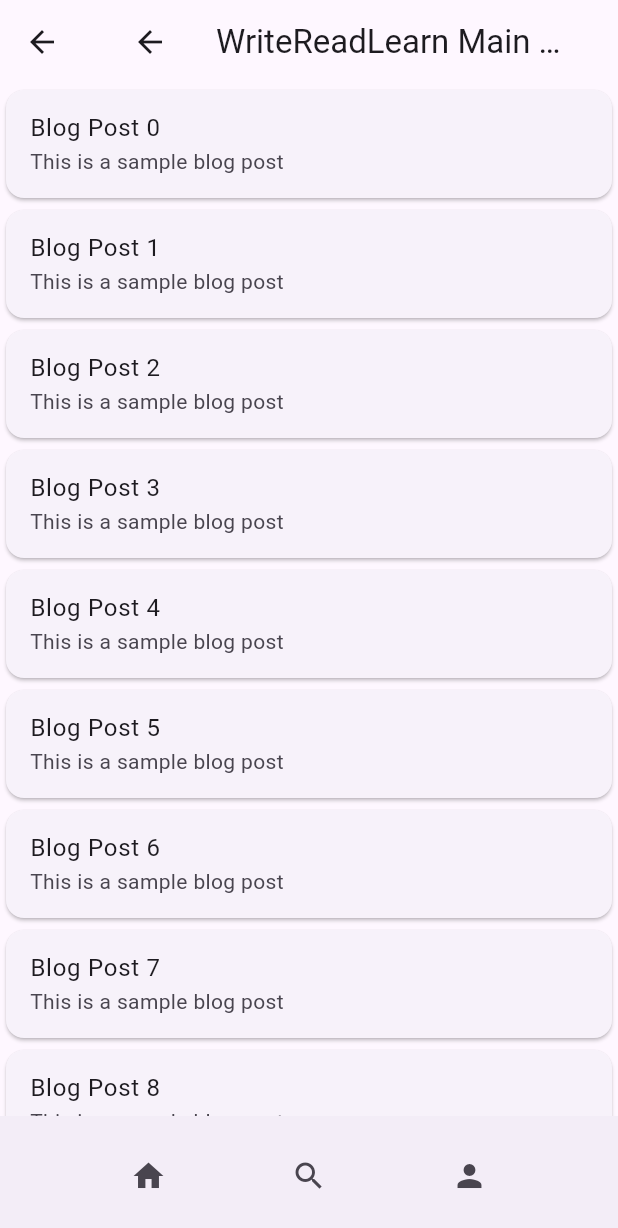
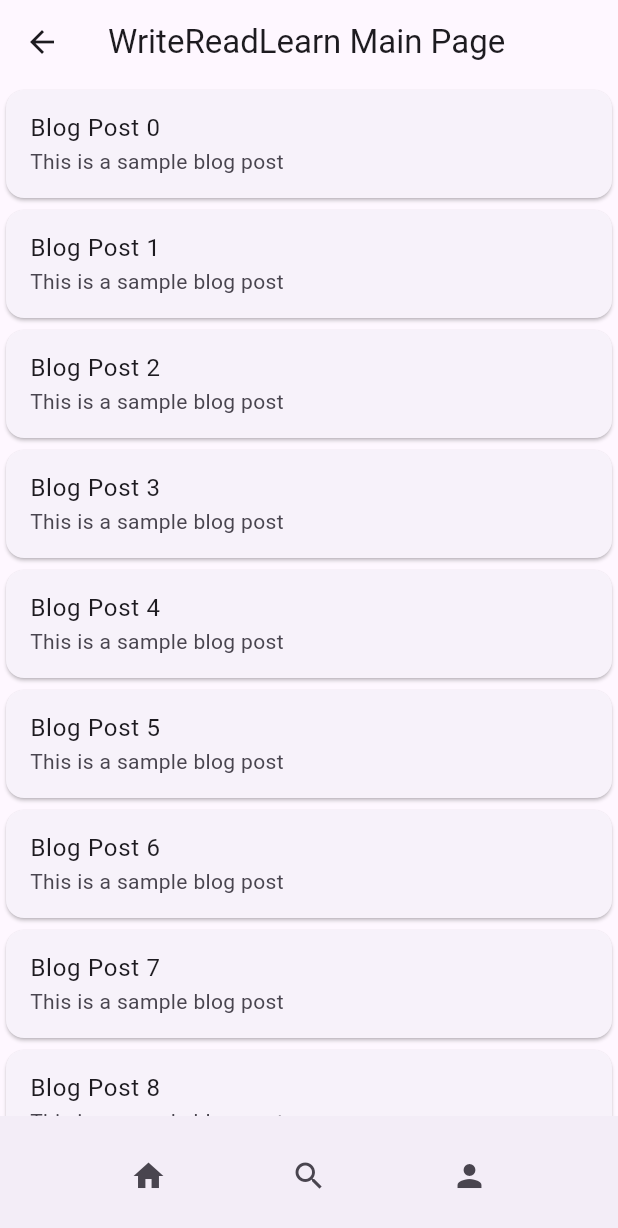
Before and after one commit to rgkce/WriteReadLearn, a Flutter app: the BlogMainPage screen opened by its route, on a phone screen of 412 x 824 dp. Shown: the top 1228 px of the screen. Run offline on Flutter 3.47's test engine with Material 3 defaults, Android fonts, the phone set to English and light mode, and no system bars; our stand-ins replace carousel_slider.

Commit message:
düzenleme ve apk alma

```diff
--- a/mobil/write_read_learn/lib/blog_main_page.dart
+++ b/mobil/write_read_learn/lib/blog_main_page.dart
@@ -8,18 +8,20 @@
   @override
   Widget build(BuildContext context) {
     return Scaffold(
-      appBar: AppBar(title: _buildHeader()),
+      appBar: AppBar(
+        title: Text('WriteReadLearn Main Page'),
+      ),
       body: _buildBody(),
       bottomNavigationBar: _buildFooter(context),
     );
   }
 
   // Header
-  Widget _buildHeader() {
+  /*Widget _buildHeader() {
     return AppBar(
       title: const Text('WriteReadLearn Main Page'),
     );
-  }
+  }*/
 
   // Body
   Widget _buildBody() {
```
Also changed, not shown: 2 other files.
